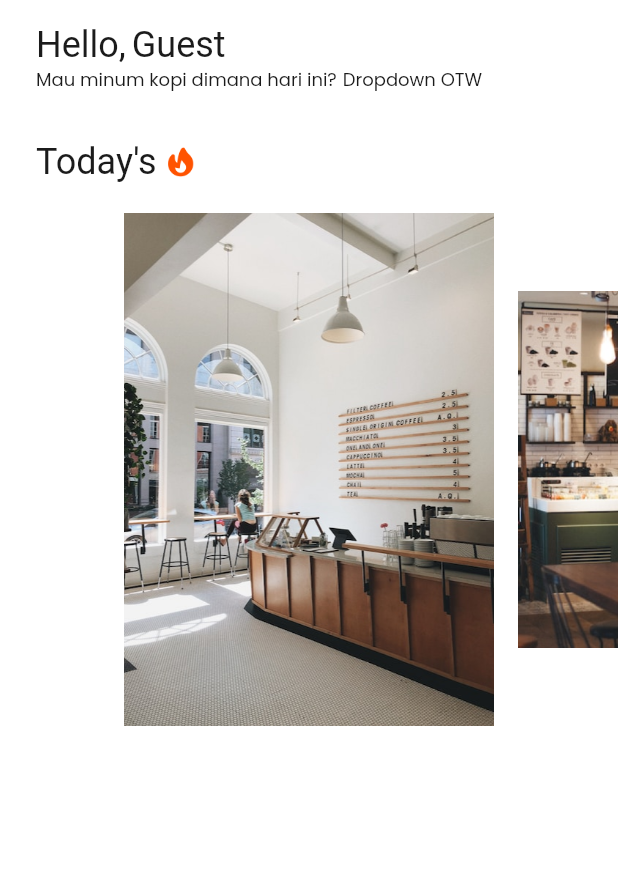
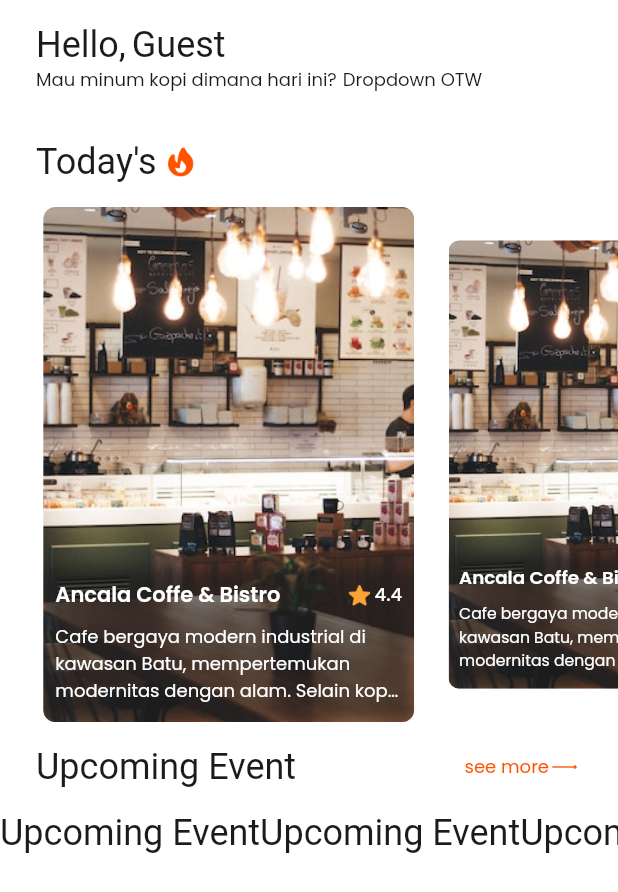
Before and after one commit to raeiverse/haus_kafein, a Flutter app: the home_Page screen opened directly, on a phone screen of 412 x 824 dp. Shown: the top 892 px of the screen. Run offline on Flutter 3.47's test engine with Material 2 defaults, Android fonts, the phone set to English and light mode, and no system bars; drawn by our look-alikes of carousel_slider; our stand-ins replace google_fonts; Roboto replaces fonts that are missing (ClashDisplay-SemiBold).

Commit message:
UPDATED 09/07/2023
+ Homepage Today Carousel

```diff
--- a/lib/pages/menus/home_page.dart
+++ b/lib/pages/menus/home_page.dart
@@ -1,12 +1,14 @@
 import 'package:flutter/material.dart';
+import 'package:haus_kafein/pages/widgets/todays_card.dart';
 import 'package:haus_kafein/theme.dart';
 import 'package:carousel_slider/carousel_slider.dart';
 
 class home_Page extends StatelessWidget {
-  final List<String> imgList = [
-    'assets/images/images_place_1.png',
-    'assets/images/images_place_2.png',
-    'assets/images/images_review_1.png',
+  // LIST IMAGES DATA ===>
+  final List<Widget> imgList = [
+    todays_Card(),
+    todays_Card(),
+    todays_Card(),
   ];
   home_Page({super.key});
 
@@ -62,13 +64,13 @@ class home_Page extends StatelessWidget {
               ],
             ),
           ),
+          // TODAYS AND CAROUSELS SLIDESHOW ===>
           Container(
             margin: EdgeInsets.only(
               top: margin_Cards_Vertical,
             ),
             child: Column(
               children: [
-                // TODAYS AND CAROUSELS SLIDESHOW ===>
                 Padding(
                   padding: EdgeInsets.only(left: margin_Screen_Horizontal),
                   child: Row(
@@ -89,28 +91,91 @@ class home_Page extends StatelessWidget {
                 ),
                 SizedBox(height: margin_Cards_Vertical),
                 Container(
-                  // width: 253,
-                  height: 350,
+                  width: MediaQuery.of(context).size.width,
+                  height: MediaQuery.of(context).size.height / 2.4,
                   child: CarouselSlider(
                     options: CarouselOptions(
                       initialPage: 0,
-                      height: 350,
+                      height: MediaQuery.of(context).size.height,
                       enlargeCenterPage: true,
                       viewportFraction: 0.6,
                       enableInfiniteScroll: false,
                     ),
-                    items: imgList
-                        .map(
-                          (item) => Container(
-                            child: Center(
-                              child: Image.asset(
-                                item,
-                                fit: BoxFit.cover,
-                              ),
+                    items: imgList,
+                  ),
+                ),
+              ],
+            ),
+          ),
+          // UPCOMING EVENT AND LIST SLIDESHOW ===>
+          Container(
+            margin: EdgeInsets.only(top: margin_Cards_Vertical),
+            child: Column(
+              children: [
+                Padding(
+                  padding: EdgeInsets.symmetric(
+                      horizontal: margin_Screen_Horizontal),
+                  child: Row(
+                    mainAxisAlignment: MainAxisAlignment.spaceBetween,
+                    children: [
+                      Text(
+                        "Upcoming Event",
+                        style: textstyle_Title_CLash_L.copyWith(
+                          color: neutral_100,
+                        ),
+                      ),
+                      SizedBox(width: 4),
+                      Row(
+                        children: [
+                          Text(
+                            "see more",
+                            style: textstyle_Body_Regular.copyWith(
+                              color: primary_Main,
                             ),
                           ),
-                        )
-                        .toList(),
+                          SizedBox(width: 2),
+                          Image.asset(
+                            'assets/icons/icons_arrow_right.png',
+                            width: 20,
+                            height: 20,
+                            color: primary_Main,
+                            fit: BoxFit.contain,
+                          ),
+                        ],
+                      ),
+                    ],
+                  ),
+                ),
+                SizedBox(height: margin_Cards_Vertical),
+                SingleChildScrollView(
+                  scrollDirection: Axis.horizontal,
+                  child: Row(
+                    children: [
+                      Text(
+                        "Upcoming Event",
+                        style: textstyle_Title_CLash_L.copyWith(
+                          color: neutral_100,
+                        ),
+                      ),
+                      Text(
+                        "Upcoming Event",
+                        style: textstyle_Title_CLash_L.copyWith(
+                          color: neutral_100,
+                        ),
+                      ),
+                      Text(
+                        "Upcoming Event",
+                        style: textstyle_Title_CLash_L.copyWith(
+                          color: neutral_100,
+                        ),
+                      ),
+                      Text(
+                        "Upcoming Event",
+                        style: textstyle_Title_CLash_L.copyWith(
+                          color: neutral_100,
+                        ),
+                      ),
+                    ],
                   ),
                 ),
               ],
--- /dev/null
+++ b/lib/pages/widgets/todays_card.dart
@@ -0,0 +1,83 @@
+import 'package:flutter/material.dart';
+import 'package:haus_kafein/theme.dart';
+
+class todays_Card extends StatelessWidget {
+  const todays_Card({super.key});
+
+  @override
+  Widget build(BuildContext context) {
+    return Container(
+      transform: Matrix4.translationValues(
+          -MediaQuery.of(context).size.width / 7.7, 0, 0),
+      child: ClipRRect(
+        borderRadius: BorderRadius.circular(borderRadius_Card),
+        child: Stack(
+          children: [
+            Image.asset(
+              'assets/images/images_place_2.png',
+              width: MediaQuery.of(context).size.width,
+              height: MediaQuery.of(context).size.height,
+              fit: BoxFit.cover,
+            ),
+            Align(
+              alignment: Alignment.bottomCenter,
+              child: Container(
+                width: MediaQuery.of(context).size.width,
+                height: MediaQuery.of(context).size.height / 4 / 2,
+                // color: neutral_100.withOpacity(0.6),
+                decoration: BoxDecoration(
+                  boxShadow: [
+                    BoxShadow(
+                      color: neutral_100.withOpacity(0.6),
+                      blurRadius: 7,
+                      // changes position of shadow
+                    ),
+                  ],
+                ),
+                child: Padding(
+                  padding: const EdgeInsets.all(8.0),
+                  child: Column(
+                    crossAxisAlignment: CrossAxisAlignment.start,
+                    children: [
+                      Row(
+                        children: [
+                          Text(
+                            'Ancala Coffe & Bistro',
+                            style: textstyle_Headline_Head.copyWith(
+                              color: neutral_10,
+                            ),
+                          ),
+                          Spacer(),
+                          Image.asset(
+                            'assets/icons/icons_star.png',
+                            width: 20,
+                            height: 20,
+                          ),
+                          Text(
+                            '4.4',
+                            style: textstyle_Body_Medium.copyWith(
+                              color: neutral_10,
+                            ),
+                          ),
+                        ],
+                      ),
+                      SizedBox(height: 8),
+                      Text(
+                        'Cafe bergaya modern industrial di kawasan Batu, mempertemukan modernitas dengan alam. Selain kopi, cafe ini juga menyediakan tanaman hias dan pemandangan yang indah',
+                        style: textstyle_Body_Regular.copyWith(
+                          color: neutral_10,
+                        ),
+                        overflow: TextOverflow.ellipsis,
+                        maxLines: 3,
+                      ),
+                    ],
+                  ),
+                ),
+              ),
+            ),
+          ],
+        ),
+      ),
+    );
+  }
+}
```
